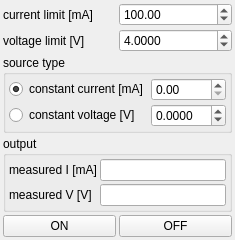
First picture: the form in instruments/keithley_2600_LED_driver.ui, repository dean-nanomol/nanomol, before the edit.
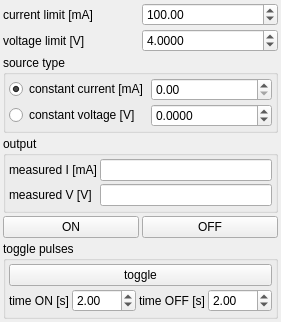
Second picture: the form after the edit.

Commit message: update keithley LED driver

What changed in the file:
```diff
--- a/instruments/keithley_2600_LED_driver.ui
+++ b/instruments/keithley_2600_LED_driver.ui
@@ -6,8 +6,8 @@
    <rect>
     <x>0</x>
     <y>0</y>
-    <width>211</width>
-    <height>215</height>
+    <width>247</width>
+    <height>322</height>
    </rect>
   </property>
   <property name="windowTitle">
@@ -223,6 +223,78 @@
      </item>
     </layout>
    </item>
+   <item>
+    <widget class="QGroupBox" name="groupBox_3">
+     <property name="title">
+      <string>toggle pulses</string>
+     </property>
+     <layout class="QVBoxLayout" name="verticalLayout_2">
+      <property name="spacing">
+       <number>3</number>
+      </property>
+      <property name="leftMargin">
+       <number>3</number>
+      </property>
+      <property name="topMargin">
+       <number>3</number>
+      </property>
+      <property name="rightMargin">
+       <number>3</number>
+      </property>
+      <property name="bottomMargin">
+       <number>3</number>
+      </property>
+      <item>
+       <widget class="QPushButton" name="toggle_pushButton">
+        <property name="text">
+         <string>toggle</string>
+        </property>
+        <property name="checkable">
+         <bool>true</bool>
+        </property>
+       </widget>
+      </item>
+      <item>
+       <layout class="QHBoxLayout" name="horizontalLayout_4">
+        <item>
+         <widget class="QLabel" name="label_5">
+          <property name="text">
+           <string>time ON [s]</string>
+          </property>
+         </widget>
+        </item>
+        <item>
+         <widget class="QDoubleSpinBox" name="toggle_ON_time_doubleSpinBox">
+          <property name="maximum">
+           <double>999.990000000000009</double>
+          </property>
+          <property name="value">
+           <double>2.000000000000000</double>
+          </property>
+         </widget>
+        </item>
+        <item>
+         <widget class="QLabel" name="label_6">
+          <property name="text">
+           <string>time OFF [s]</string>
+          </property>
+         </widget>
+        </item>
+        <item>
+         <widget class="QDoubleSpinBox" name="toggle_OFF_time_doubleSpinBox">
+          <property name="maximum">
+           <double>999.990000000000009</double>
+          </property>
+          <property name="value">
+           <double>2.000000000000000</double>
+          </property>
+         </widget>
+        </item>
+       </layout>
+      </item>
+     </layout>
+    </widget>
+   </item>
   </layout>
  </widget>
  <resources/>
```
The commit also changes 1 other file.
